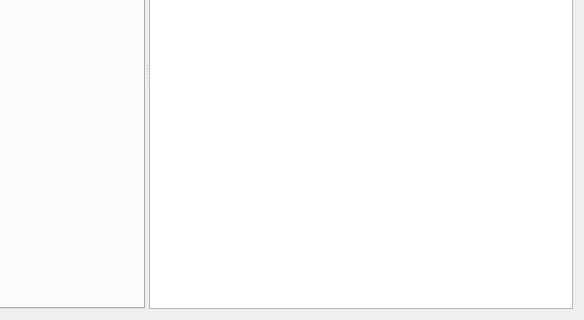
The window that src/gui/profileplotter.ui (CompEphys-team/rtdo) describes before a commit, drawn with Qt 5; both pictures show x 390 to 974 and y 176 to 496 of the 974 by 496 pixel window.
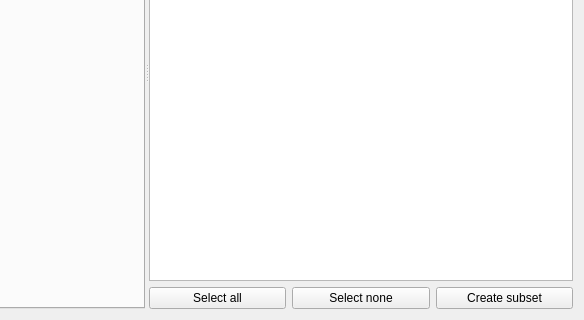
The same window after the commit. Custom widgets are drawn as their Qt base class.

Commit message:
Added subset selection to ProfilePlotter
SelectAll/SelectNone buttons are not recommended for large profile sets...

Patch:
```diff
--- a/src/gui/profileplotter.ui
+++ b/src/gui/profileplotter.ui
@@ -144,7 +144,28 @@
      </widget>
      <widget class="QWidget" name="widget_2" native="true">
       <layout class="QGridLayout" name="gridLayout_4">
-       <item row="0" column="0">
+       <item row="1" column="1">
+        <widget class="QPushButton" name="selectNone">
+         <property name="text">
+          <string>Select none</string>
+         </property>
+        </widget>
+       </item>
+       <item row="1" column="0">
+        <widget class="QPushButton" name="selectAll">
+         <property name="text">
+          <string>Select all</string>
+         </property>
+        </widget>
+       </item>
+       <item row="1" column="2">
+        <widget class="QPushButton" name="selectSubset">
+         <property name="text">
+          <string>Create subset</string>
+         </property>
+        </widget>
+       </item>
+       <item row="0" column="0" colspan="3">
         <widget class="QTableWidget" name="waves">
          <property name="editTriggers">
           <set>QAbstractItemView::NoEditTriggers</set>
```
The commit also changes 2 other files.
